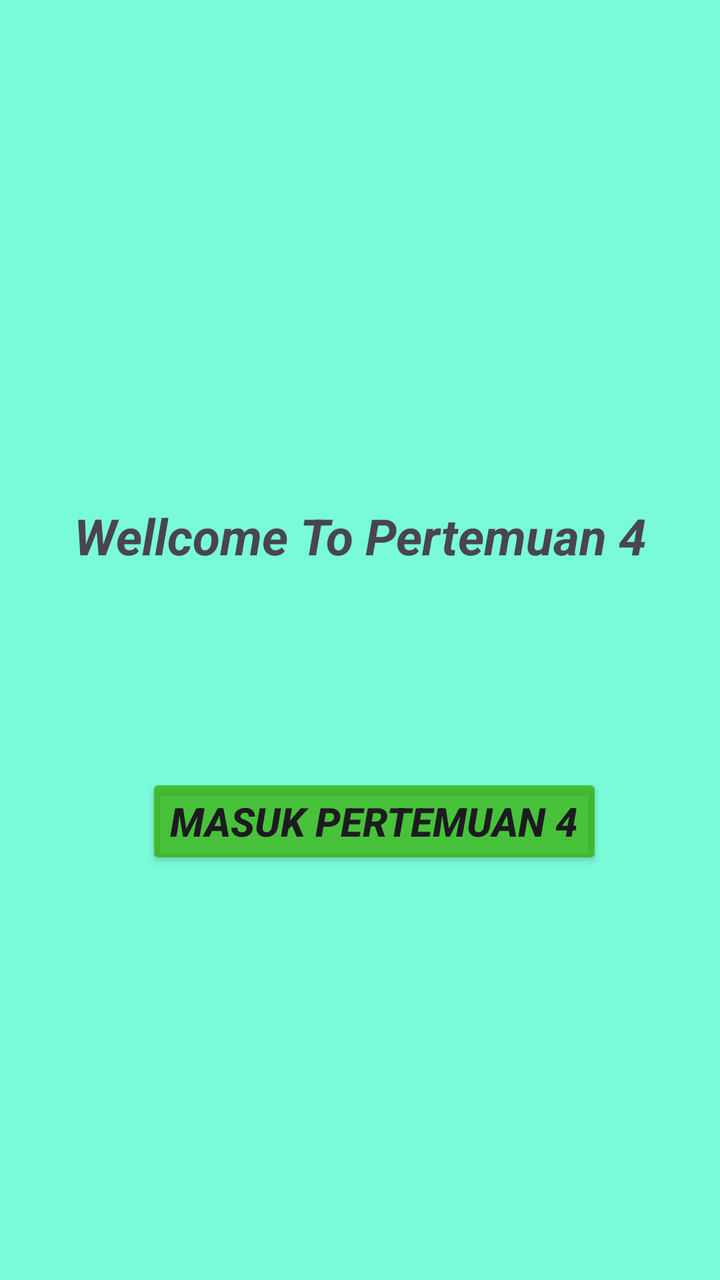
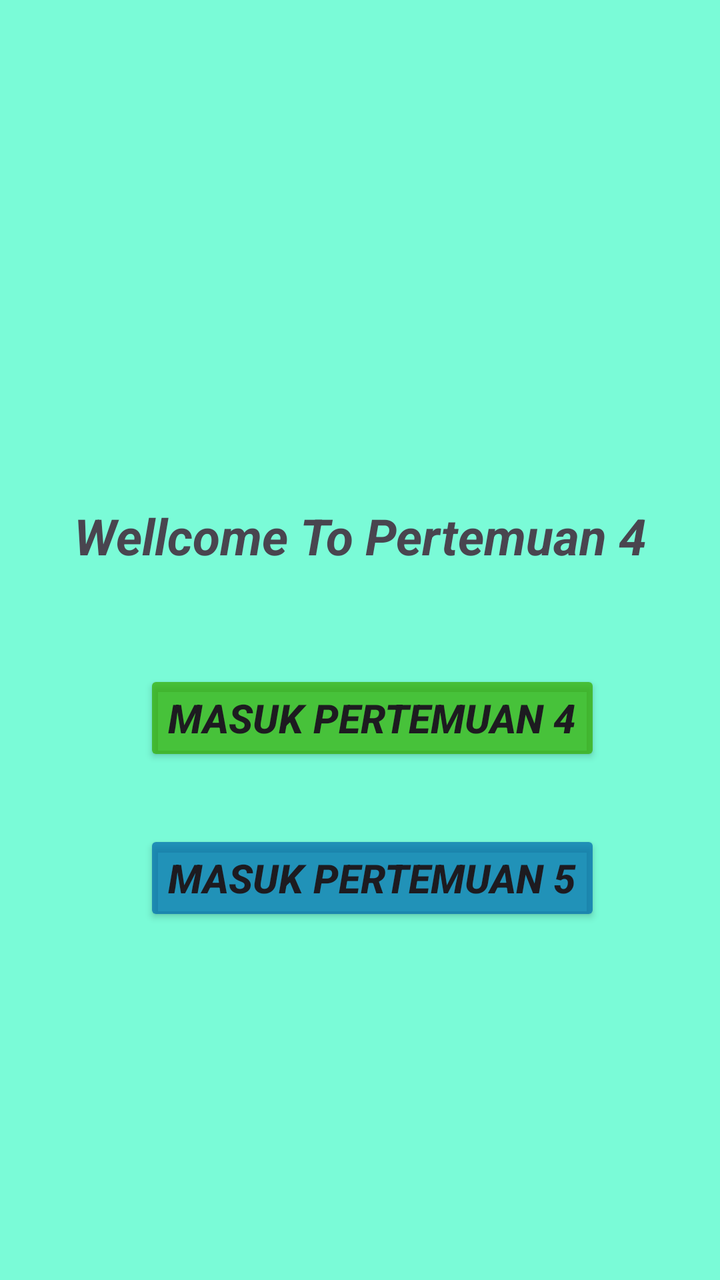

Screens rendered from an Android XML layout before and after an edit, with the pre-edit source and the edit as a unified diff.
<!-- AndroidManifest.xml: application theme Theme.Saturnus_Bagas -->
<!-- res/layout/activity_main.xml -->
<?xml version="1.0" encoding="utf-8"?>
<androidx.constraintlayout.widget.ConstraintLayout xmlns:android="http://schemas.android.com/apk/res/android"
    xmlns:app="http://schemas.android.com/apk/res-auto"
    xmlns:tools="http://schemas.android.com/tools"
    android:id="@+id/main"
    android:background="#8400FFB2"
    android:layout_width="match_parent"
    android:layout_height="match_parent"
    tools:context=".MainActivity">

    <TextView
        android:layout_width="wrap_content"
        android:layout_height="wrap_content"
        android:text="Wellcome To Pertemuan 4"
        android:textSize="25dp"
        android:textStyle="bold |italic"
        app:layout_constraintBottom_toBottomOf="parent"
        app:layout_constraintEnd_toEndOf="parent"
        app:layout_constraintStart_toStartOf="parent"
        app:layout_constraintTop_toTopOf="parent"
        app:layout_constraintVertical_bias="0.414" />

    <Button
        android:id="@+id/btnMasuk"
        android:layout_width="wrap_content"
        android:layout_height="wrap_content"
        android:text="Masuk Pertemuan 4"
        android:textStyle="bold |italic"
        android:backgroundTint="#BA35AD00"
        android:textSize="20sp"
        app:layout_constraintBottom_toBottomOf="parent"
        app:layout_constraintEnd_toEndOf="parent"
        app:layout_constraintHorizontal_bias="0.555"
        app:layout_constraintStart_toStartOf="parent"
        app:layout_constraintTop_toTopOf="parent"
        app:layout_constraintVertical_bias="0.653" />

</androidx.constraintlayout.widget.ConstraintLayout>
<!-- resources referenced by this layout -->
<resources>
  <style name="Theme.Saturnus_Bagas" parent="Base.Theme.Saturnus_Bagas" />
  <style name="Base.Theme.Saturnus_Bagas" parent="Theme.Material3.DayNight.NoActionBar">
          
          
      </style>
</resources>

<!-- the commit's change to res/layout/activity_main.xml (unified diff, before → after) -->
@@ -24,15 +24,30 @@
         android:id="@+id/btnMasuk"
         android:layout_width="wrap_content"
         android:layout_height="wrap_content"
+        android:backgroundTint="#BA35AD00"
         android:text="Masuk Pertemuan 4"
+        android:textSize="20sp"
         android:textStyle="bold |italic"
-        android:backgroundTint="#BA35AD00"
-        android:textSize="20sp"
         app:layout_constraintBottom_toBottomOf="parent"
         app:layout_constraintEnd_toEndOf="parent"
-        app:layout_constraintHorizontal_bias="0.555"
+        app:layout_constraintHorizontal_bias="0.548"
         app:layout_constraintStart_toStartOf="parent"
         app:layout_constraintTop_toTopOf="parent"
-        app:layout_constraintVertical_bias="0.653" />
+        app:layout_constraintVertical_bias="0.566" />
+
+    <Button
+        android:id="@+id/btnMasukP5"
+        android:layout_width="wrap_content"
+        android:layout_height="wrap_content"
+        android:backgroundTint="#BA006BAD"
+        android:text="Masuk Pertemuan 5"
+        android:textSize="20sp"
+        android:textStyle="bold |italic"
+        app:layout_constraintBottom_toBottomOf="parent"
+        app:layout_constraintEnd_toEndOf="parent"
+        app:layout_constraintHorizontal_bias="0.548"
+        app:layout_constraintStart_toStartOf="parent"
+        app:layout_constraintTop_toTopOf="parent"
+        app:layout_constraintVertical_bias="0.701" />
 
 </androidx.constraintlayout.widget.ConstraintLayout>
